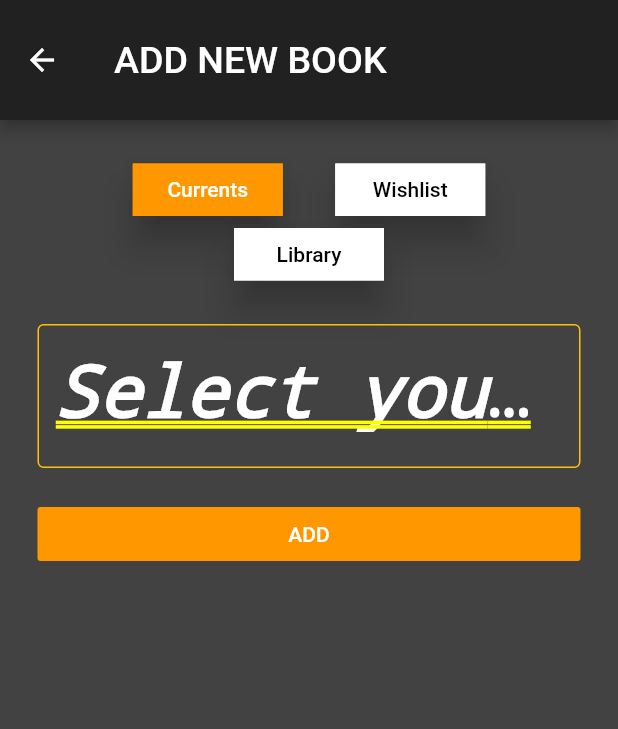
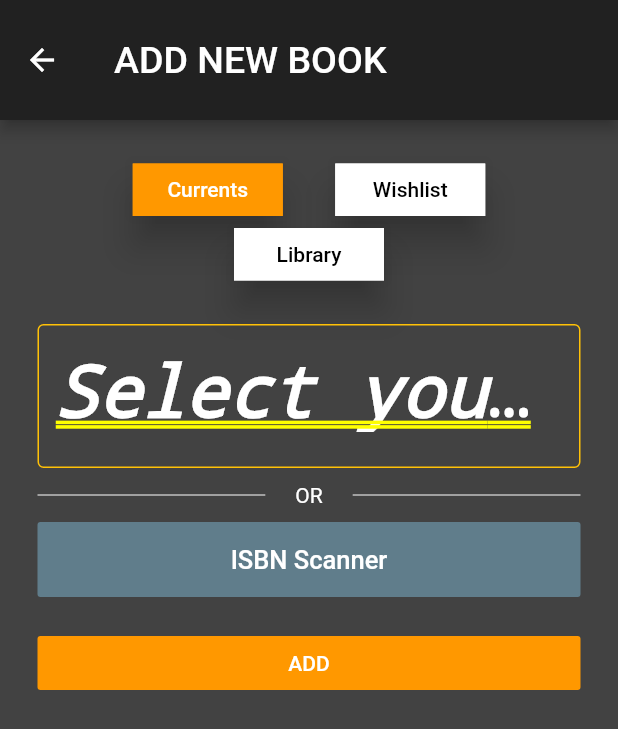
Before and after one commit to beno531/BookrefFlutter, a Flutter app: the AddBookPage screen opened directly, on a phone screen of 412 x 824 dp. Shown: the top 729 px of the screen. Run offline on Flutter 3.47's test engine with Material 2 defaults, Android fonts, the light colour scheme and no system bars; drawn by our look-alikes of custom_radio_grouped_button; our stand-ins replace bloc, connectivity, equatable, flutter_bloc, flutter_secure_storage, flutter_svg and 4 more; missing offline and left inert: flutter_barcode_scanner, gql; accounts and stored records are empty; generated files the repository leaves out were written again.

```diff
--- a/lib/pages/addBook_page.dart
+++ b/lib/pages/addBook_page.dart
@@ -7,6 +7,8 @@ import 'package:bookref/blocs/notification/notification_event.dart';
 import 'package:bookref/services/data_service.dart';
 import 'package:custom_radio_grouped_button/CustomButtons/CustomRadioButton.dart';
 import 'package:flutter/material.dart';
+import 'package:flutter/services.dart';
+import 'package:flutter_barcode_scanner/flutter_barcode_scanner.dart';
 import 'package:flutter_bloc/flutter_bloc.dart';
 import 'package:flutter_typeahead/flutter_typeahead.dart';
 
@@ -33,6 +35,7 @@ class __AddBookPageState extends State<AddBookPage> {
   bool isExisting = true;
   final TextEditingController _typeAheadController = TextEditingController();
   final GlobalKey<FormState> _formKey = GlobalKey<FormState>();
+  String barcode = 'Unknown';
 
   @override
   Widget build(BuildContext context) {
@@ -118,7 +121,8 @@ class __AddBookPageState extends State<AddBookPage> {
                           ),
                           SizedBox(height: 25),
                           isExisting
-                              ? TypeAheadFormField(
+                              ? Column(children: <Widget>[
+                                  TypeAheadFormField(
                                     textFieldConfiguration:
                                         TextFieldConfiguration(
                                       controller: this._typeAheadController,
@@ -183,7 +187,9 @@ class __AddBookPageState extends State<AddBookPage> {
                                             isExisting = false;
                                             setState(() {
                                               this.titleInputController.text =
-                                                this._typeAheadController.text;
+                                                  this
+                                                      ._typeAheadController
+                                                      .text;
                                               this.isExisting = false;
                                             });
                                           },
@@ -191,7 +197,45 @@ class __AddBookPageState extends State<AddBookPage> {
                                         ),
                                       );
                                     },
-                                )
+                                  ),
+                                  Row(children: <Widget>[
+                                    Expanded(
+                                      child: new Container(
+                                          margin: const EdgeInsets.only(
+                                              left: 0.0, right: 20.0),
+                                          child: Divider(
+                                            color: Colors.white,
+                                            height: 36,
+                                          )),
+                                    ),
+                                    Text("OR",
+                                        style: TextStyle(color: Colors.white)),
+                                    Expanded(
+                                      child: new Container(
+                                          margin: const EdgeInsets.only(
+                                              left: 20.0, right: 0.0),
+                                          child: Divider(
+                                            color: Colors.white,
+                                            height: 36,
+                                          )),
+                                    ),
+                                  ]),
+                                  SizedBox(
+                                    width: double.infinity,
+                                    height: 50.0,
+                                    child: FlatButton(
+                                        onPressed: () {
+                                          scanBarcode();
+                                        },
+                                        color: Colors.blueGrey,
+                                        child: Text(
+                                          'ISBN Scanner',
+                                          style: TextStyle(
+                                              color: Colors.white,
+                                              fontSize: 17.0),
+                                        )),
+                                  ),
+                                ])
                               : Column(
                                   children: [
                                     TextFormField(
@@ -363,4 +407,23 @@ class __AddBookPageState extends State<AddBookPage> {
       return Text("Error");
     });
   }
+
+  Future<void> scanBarcode() async {
+    try {
+      final barcode = await FlutterBarcodeScanner.scanBarcode(
+        '#ff6666',
+        'Cancel',
+        true,
+        ScanMode.BARCODE,
+      );
+
+      if (!mounted) return;
+
+      setState(() {
+        this.barcode = barcode;
+      });
+    } on PlatformException {
+      barcode = 'Failed to get platform version.';
     }
+  }
+}
```
Also changed, not shown: lib/widgets/moveBookDialog.dart (+45 -10 lines). Lines whose indentation alone changed are shown as unchanged.
